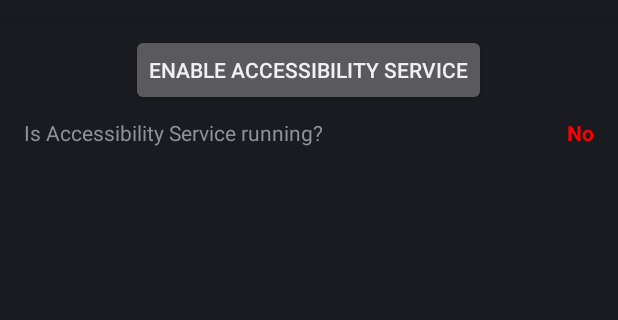
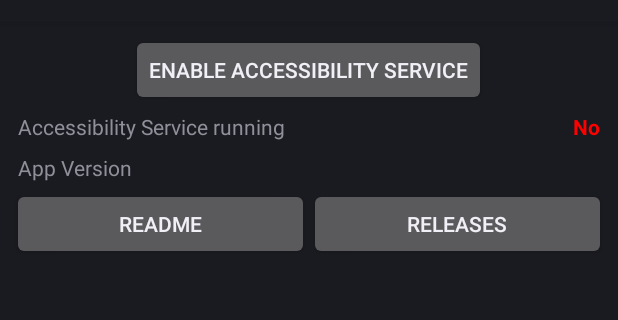
Before and after one commit to MFlisar/EverywhereLauncherExtension, an Android app: the screen it shows after launch (MainActivity), on a phone screen of 412 x 824 dp, the part 62-382 px from its top. Run offline under Robolectric (Android 15) with nearby library versions, the light colour scheme and no system bars; 1 statement that could not run was skipped.

Commit message:
small adjustments for first release

```diff
--- a/app/src/main/java/com/michaelflisar/everywherelauncher/extension/MainActivity.java
+++ b/app/src/main/java/com/michaelflisar/everywherelauncher/extension/MainActivity.java
@@ -2,6 +2,8 @@ package com.michaelflisar.everywherelauncher.extension;
 
 import android.app.Activity;
 import android.content.Intent;
+import android.content.pm.PackageInfo;
+import android.content.pm.PackageManager;
 import android.graphics.Color;
 import android.os.Bundle;
 import android.view.View;
@@ -14,13 +16,22 @@ import com.michaelflisar.everywherelauncher.extension.services.MyAccessibilitySe
 public class MainActivity extends Activity implements View.OnClickListener {
 
     private TextView tvAccessibilityState;
+    private TextView tvVersion;
 
     @Override
     protected void onCreate(Bundle savedInstanceState) {
         super.onCreate(savedInstanceState);
         setContentView(R.layout.activity_main);
         tvAccessibilityState = findViewById(R.id.tvAccessibilityState);
+        tvVersion = findViewById(R.id.tvVersion);
         updateView();
+
+        try {
+            PackageInfo info = getPackageManager().getPackageInfo(this.getPackageName(), 0);
+            tvVersion.setText(info.versionName);
+        } catch (PackageManager.NameNotFoundException e) {
+            e.printStackTrace();
+        }
     }
 
     @Override
@@ -46,6 +57,12 @@ public class MainActivity extends Activity implements View.OnClickListener {
                     Toast.makeText(this, R.string.already_running, Toast.LENGTH_SHORT).show();
                 }
                 break;
+            case R.id.btReadme:
+                CommonExtensionManager.openLink(CommonExtensionManager.Link.README, this);
+                break;
+            case R.id.btReleases:
+                CommonExtensionManager.openLink(CommonExtensionManager.Link.RELEASES, this);
+                break;
         }
     }
 }
--- a/app/src/main/res/layout/activity_main.xml
+++ b/app/src/main/res/layout/activity_main.xml
@@ -23,15 +23,61 @@
             android:layout_width="0dp"
             android:layout_height="wrap_content"
             android:layout_weight="1"
-            android:padding="8dp"
+            android:padding="4dp"
             android:text="@string/accessibility_state"/>
 
         <TextView
             android:id="@+id/tvAccessibilityState"
             android:layout_width="wrap_content"
             android:layout_height="wrap_content"
-            android:padding="8dp"
+            android:padding="4dp"
             android:textStyle="bold"/>
+
+    </LinearLayout>
+
+    <LinearLayout
+        android:layout_width="match_parent"
+        android:layout_height="wrap_content"
+        android:orientation="horizontal">
+
+        <TextView
+            android:layout_width="0dp"
+            android:layout_height="wrap_content"
+            android:layout_weight="1"
+            android:padding="4dp"
+            android:text="@string/version"/>
+
+        <TextView
+            android:id="@+id/tvVersion"
+            android:layout_width="wrap_content"
+            android:layout_height="wrap_content"
+            android:padding="4dp"
+            android:textStyle="bold"/>
+
+    </LinearLayout>
+
+    <LinearLayout
+        android:orientation="horizontal"
+        android:layout_width="match_parent"
+        android:layout_height="wrap_content">
+
+        <Button
+            android:id="@+id/btReadme"
+            android:layout_width="0dp"
+            android:layout_weight="1"
+            android:layout_height="wrap_content"
+            android:layout_gravity="center_horizontal"
+            android:onClick="onClick"
+            android:text="@string/readme"/>
+
+        <Button
+            android:id="@+id/btReleases"
+            android:layout_width="0dp"
+            android:layout_weight="1"
+            android:layout_height="wrap_content"
+            android:layout_gravity="center_horizontal"
+            android:onClick="onClick"
+            android:text="@string/releases"/>
 
     </LinearLayout>
 
--- a/app/src/main/res/values/strings.xml
+++ b/app/src/main/res/values/strings.xml
@@ -5,9 +5,12 @@
 
     <string name="accessibility_service_description">Needed to retrieve the current top app from the system as well as for executing special button clicks via an action</string>
 
-    <string name="accessibility_state">Is Accessibility Service running?</string>
+    <string name="accessibility_state">Accessibility Service running</string>
+    <string name="version">App Version</string>
     <string name="yes">Yes</string>
     <string name="no">No</string>
+    <string name="readme">Readme</string>
+    <string name="releases">Releases</string>
 
     <string name="already_running">Accessibility Service is already running</string>
 </resources>
```
Also changed, not shown: app/src/main/java/com/michaelflisar/everywherelauncher/extension/services/MyAccessibilityService.java (+5 -6 lines), 2 other files.
